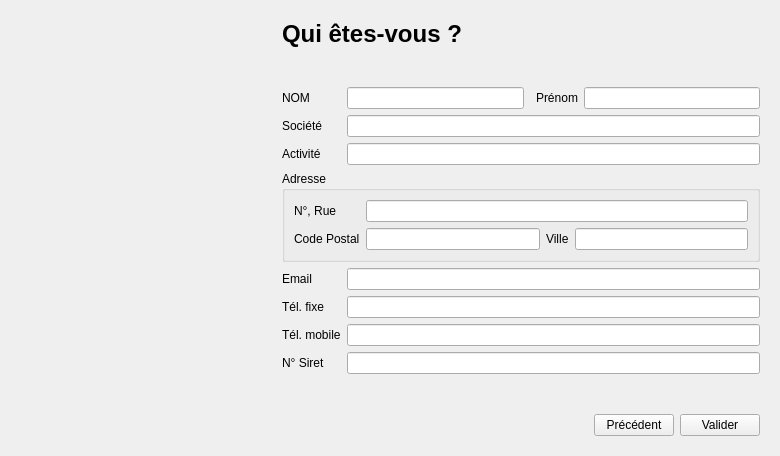
Above: src/gui/dialogs/startedwindowsdialog.ui from FACT-Team/FactDev before the change. Below: the same form after it.
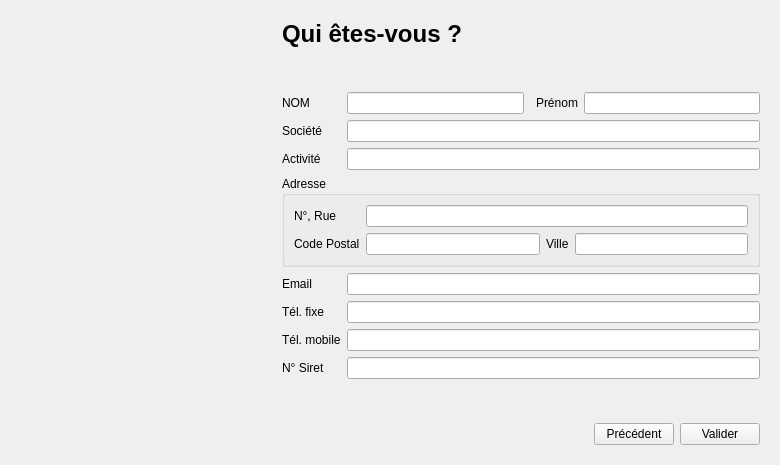
That is the form after the change. Icons and pictures are not drawn. Custom widgets are drawn as their Qt base class.

The edit to the form file:
```diff
--- a/src/gui/dialogs/startedwindowsdialog.ui
+++ b/src/gui/dialogs/startedwindowsdialog.ui
@@ -7,7 +7,7 @@
     <x>0</x>
     <y>0</y>
     <width>780</width>
-    <height>456</height>
+    <height>465</height>
    </rect>
   </property>
   <property name="minimumSize">
@@ -237,7 +237,14 @@
         </widget>
        </item>
        <item row="8" column="1" colspan="4">
-        <widget class="Gui::Widgets::CheckFields::CheckPhone" name="lePhone"/>
+        <widget class="Gui::Widgets::CheckFields::CheckPhone" name="lePhone">
+         <property name="minimumSize">
+          <size>
+           <width>0</width>
+           <height>22</height>
+          </size>
+         </property>
+        </widget>
        </item>
        <item row="2" column="0">
         <widget class="QLabel" name="lbLastname">
@@ -247,7 +254,14 @@
         </widget>
        </item>
        <item row="9" column="1" colspan="4">
-        <widget class="Gui::Widgets::CheckFields::CheckPhone" name="leMobile"/>
+        <widget class="Gui::Widgets::CheckFields::CheckPhone" name="leMobile">
+         <property name="minimumSize">
+          <size>
+           <width>0</width>
+           <height>22</height>
+          </size>
+         </property>
+        </widget>
        </item>
        <item row="10" column="0">
         <widget class="QLabel" name="lbNoSiret">
@@ -257,7 +271,14 @@
         </widget>
        </item>
        <item row="10" column="1" colspan="4">
-        <widget class="Gui::Widgets::CheckFields::CheckSiretNumber" name="leNoSiret"/>
+        <widget class="Gui::Widgets::CheckFields::CheckSiretNumber" name="leNoSiret">
+         <property name="minimumSize">
+          <size>
+           <width>0</width>
+           <height>22</height>
+          </size>
+         </property>
+        </widget>
        </item>
        <item row="9" column="0">
         <widget class="QLabel" name="lbMobile">
@@ -267,7 +288,14 @@
         </widget>
        </item>
        <item row="4" column="1" colspan="4">
-        <widget class="Gui::Widgets::CheckFields::CheckUntilField" name="leCompany"/>
+        <widget class="Gui::Widgets::CheckFields::CheckUntilField" name="leCompany">
+         <property name="minimumSize">
+          <size>
+           <width>0</width>
+           <height>22</height>
+          </size>
+         </property>
+        </widget>
        </item>
        <item row="2" column="3">
         <widget class="QLabel" name="lbFirstname">
@@ -291,7 +319,14 @@
         </widget>
        </item>
        <item row="7" column="1" colspan="4">
-        <widget class="Gui::Widgets::CheckFields::CheckEmail" name="leEmail"/>
+        <widget class="Gui::Widgets::CheckFields::CheckEmail" name="leEmail">
+         <property name="minimumSize">
+          <size>
+           <width>0</width>
+           <height>22</height>
+          </size>
+         </property>
+        </widget>
        </item>
        <item row="1" column="1">
         <spacer name="verticalSpacer_2">
@@ -327,10 +362,24 @@
         </spacer>
        </item>
        <item row="2" column="1">
-        <widget class="Gui::Widgets::CheckFields::CheckFieldsLetters" name="leLastname"/>
+        <widget class="Gui::Widgets::CheckFields::CheckFieldsLetters" name="leLastname">
+         <property name="minimumSize">
+          <size>
+           <width>0</width>
+           <height>22</height>
+          </size>
+         </property>
+        </widget>
        </item>
        <item row="2" column="4">
-        <widget class="Gui::Widgets::CheckFields::CheckFieldsLetters" name="leFirstname"/>
+        <widget class="Gui::Widgets::CheckFields::CheckFieldsLetters" name="leFirstname">
+         <property name="minimumSize">
+          <size>
+           <width>0</width>
+           <height>22</height>
+          </size>
+         </property>
+        </widget>
        </item>
        <item row="6" column="0" colspan="5">
         <widget class="QGroupBox" name="groupBox">
@@ -339,7 +388,14 @@
          </property>
          <layout class="QGridLayout" name="gridLayout_5">
           <item row="1" column="1">
-           <widget class="Gui::Widgets::CheckFields::CheckPostalCode" name="lePostalCode"/>
+           <widget class="Gui::Widgets::CheckFields::CheckPostalCode" name="lePostalCode">
+            <property name="minimumSize">
+             <size>
+              <width>0</width>
+              <height>22</height>
+             </size>
+            </property>
+           </widget>
           </item>
           <item row="0" column="0">
            <widget class="QLabel" name="lbAddress">
@@ -363,10 +419,24 @@
            </widget>
           </item>
           <item row="1" column="3">
-           <widget class="Gui::Widgets::CheckFields::CheckCity" name="leCity"/>
+           <widget class="Gui::Widgets::CheckFields::CheckCity" name="leCity">
+            <property name="minimumSize">
+             <size>
+              <width>0</width>
+              <height>22</height>
+             </size>
+            </property>
+           </widget>
           </item>
           <item row="0" column="1" colspan="3">
-           <widget class="Gui::Widgets::CheckFields::CheckUntilField" name="leAddress"/>
+           <widget class="Gui::Widgets::CheckFields::CheckUntilField" name="leAddress">
+            <property name="minimumSize">
+             <size>
+              <width>0</width>
+              <height>22</height>
+             </size>
+            </property>
+           </widget>
           </item>
          </layout>
         </widget>
@@ -386,7 +456,14 @@
         </widget>
        </item>
        <item row="5" column="1" colspan="4">
-        <widget class="Gui::Widgets::CheckFields::CheckValidField" name="leTitle"/>
+        <widget class="Gui::Widgets::CheckFields::CheckValidField" name="leTitle">
+         <property name="minimumSize">
+          <size>
+           <width>0</width>
+           <height>22</height>
+          </size>
+         </property>
+        </widget>
        </item>
        <item row="13" column="0" colspan="5">
         <layout class="QHBoxLayout" name="horizontalLayout_2">
```
Left out of the diff: 149 changed lines with no effect on the pictures.
